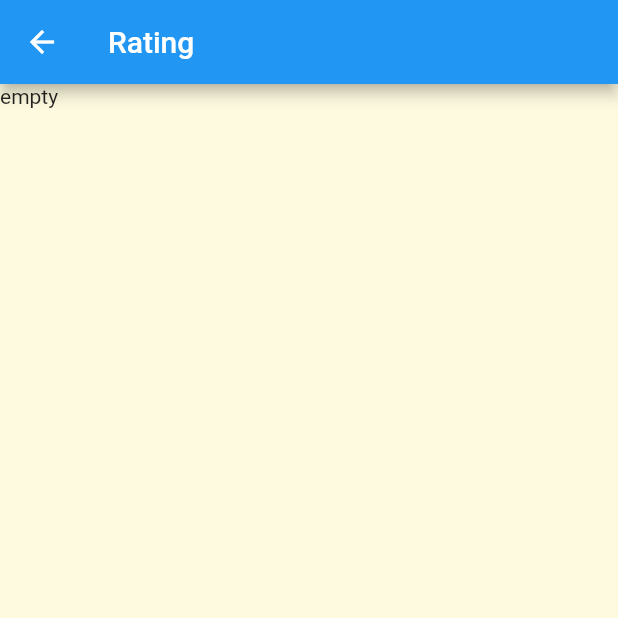
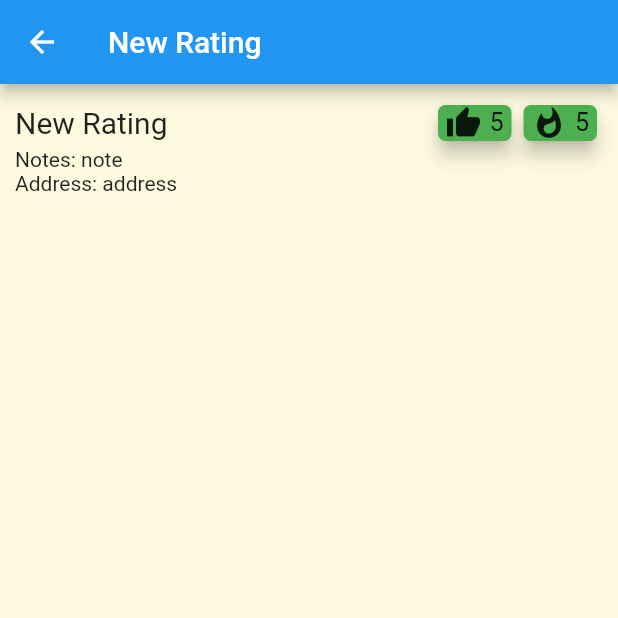
Before and after one commit to mampersat/ratewings_2022, a Flutter app: the RatingScreen screen opened by its route, on a phone screen of 412 x 824 dp, the top half of it. Run offline on Flutter 3.47's test engine with Material 2 defaults, Android fonts, the phone set to English and light mode, and no system bars; our stand-ins replace cloud_firestore, firebase_core; accounts and stored records are empty.

Commit message:
adding properties to rating model and rating_screen display

```diff
--- a/lib/models/rating.dart
+++ b/lib/models/rating.dart
@@ -2,34 +2,22 @@ import 'package:cloud_firestore/cloud_firestore.dart';
 import 'package:flutter/foundation.dart';
 
 class Rating extends ChangeNotifier{
-  String venueName = 'empty';
-  int overallRating = 0;
-  int heat = 0;
   String id = 'none';
+  String venueName = 'New Rating';
+  int overallRating = 5;
+  String note = 'note';
+  String address = "address";
+  int heat = 5;
 
   Rating();
 
   Rating.fromSnapshot(QueryDocumentSnapshot<Map<String, dynamic>> data) {
+    id = data.id;
     venueName = data['venu_name'];
+    note = data['note'];
     overallRating=data['overall_rating'];
     heat=data['heat'];
-    id = data.id;
-
+    address = data['address'] ?? "no address";
     }
 
-  void getSingleRating() {
-
-    final _firestore = FirebaseFirestore.instance;
-    final docRef = _firestore.collection("rating").doc("5rIm0s4olRLwc9V0aVtp");
-    docRef.get().then(
-          (DocumentSnapshot doc) {
-            final data = doc.data() as Map<String, dynamic>;
-            venueName = data['venu_name'];
-            //notifyListeners();
-      },
-      onError: (e) => print("Error getting document: $e"),
-    );
-
-    //return Rating(venueName: 'testing outside of then');
-  }
 }
--- a/lib/screens/rating_screen.dart
+++ b/lib/screens/rating_screen.dart
@@ -2,6 +2,7 @@ import 'package:flutter/material.dart';
 import 'package:ratewings/models/rating.dart';
 import 'package:ratewings/models/ratings.dart';
 import 'package:provider/provider.dart';
+import 'package:ratewings/components/rating_list_item.dart';
 
 class RatingScreen extends StatefulWidget {
   const RatingScreen({Key? key}) : super(key: key);
@@ -14,12 +15,27 @@ class _RatingScreenState extends State<RatingScreen> {
 
   @override
   Widget build(BuildContext context) {
-    return Scaffold(
-      appBar: AppBar( title: Text('Rating')),
-      body: Consumer<Ratings>(
-          builder: (context, ratings, child) {
-            return Text(ratings.selected.venueName);
-        }),
-    );
+
+    return Consumer<Ratings>(
+        builder: (context, ratings, child) {
+          return Scaffold(
+              appBar: AppBar( title: Text(ratings.selected.venueName)),
+              body: Padding(
+                  padding: EdgeInsets.all(10.0),
+                  child: Column(children: [
+                    RatingListItem(rating: ratings.selected),
+                    Row(children: [
+
+                      Text('Notes: '),
+                      Text(ratings.selected.note),
+                    ]),
+
+                    Row(children: [
+                      Text('Address: '),
+                      Text(ratings.selected.address),
+                    ],)
+
+                  ])));
+        });
   }
 }
```
